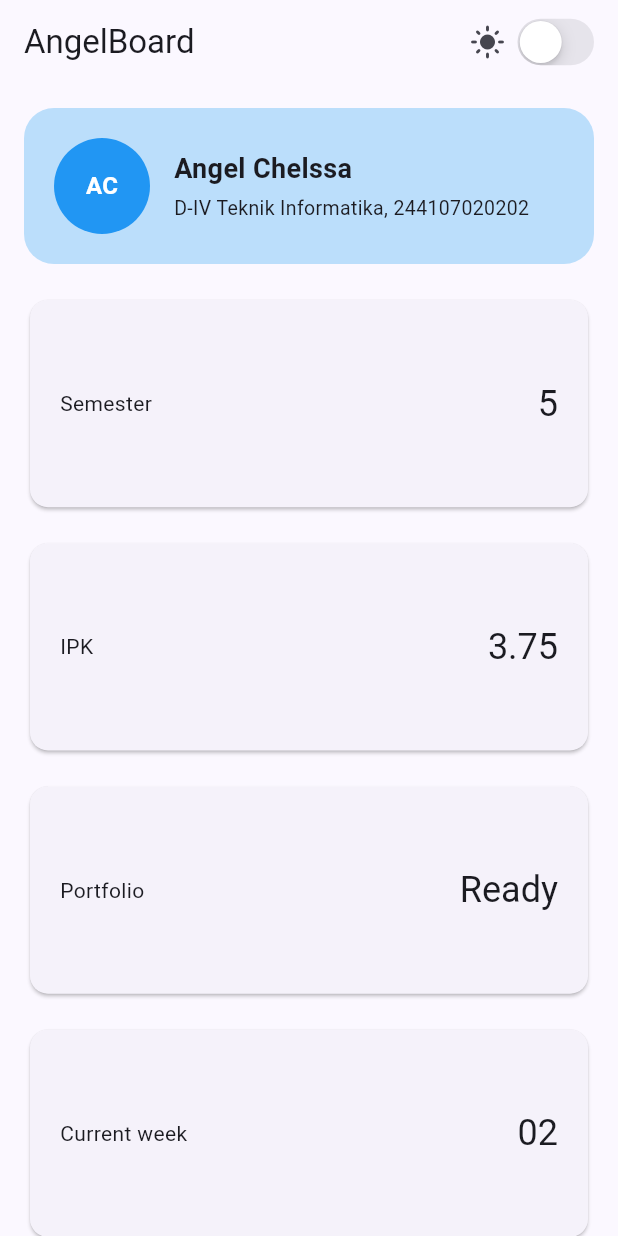
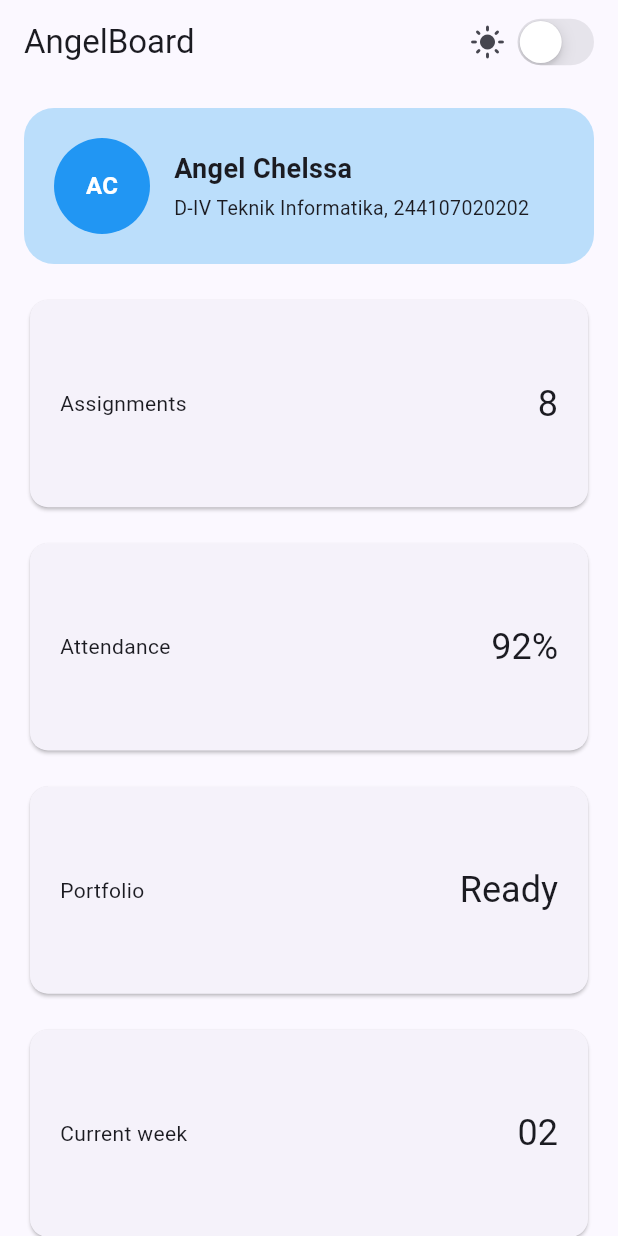
Before and after one commit to angelchelssa/244107020202-mobile-course, a Flutter app: the screen it shows after launch, on a phone screen of 412 x 824 dp. Run offline on Flutter 3.47's test engine with Material 3 defaults, Android fonts, the light colour scheme and no system bars.

Commit message:
Tugas utama

```diff
--- a/02-week-2-declarative-ui-responsive-design/responsive_dashboard/lib/main.dart
+++ b/02-week-2-declarative-ui-responsive-design/responsive_dashboard/lib/main.dart
@@ -134,8 +134,8 @@ class DashboardPage extends StatelessWidget {
                   mainAxisSpacing: 16,
                   childAspectRatio: aspectRatio,
                   children: const [
-                    DashboardCard(title: 'Semester', value: '5'),
-                    DashboardCard(title: 'IPK', value: '3.75'),
+                    DashboardCard(title: 'Assignments', value: '8'),
+                    DashboardCard(title: 'Attendance', value: '92%'),
                     DashboardCard(title: 'Portfolio', value: 'Ready'),
                     DashboardCard(title: 'Current week', value: '02'),
                   ],
```
